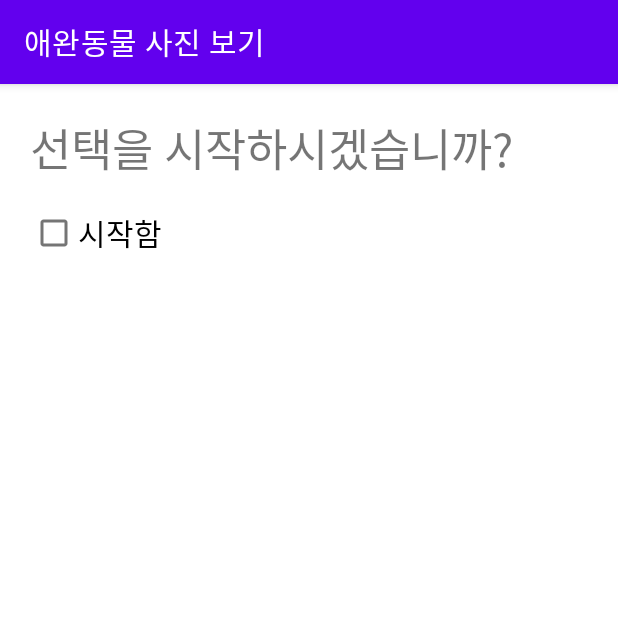
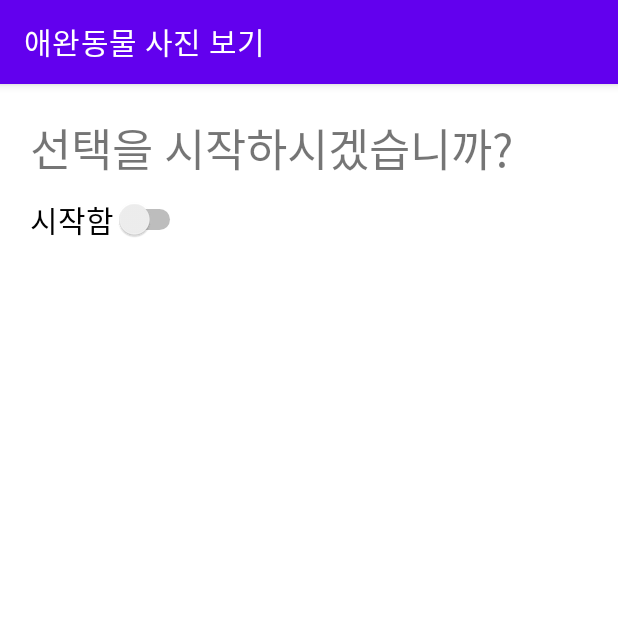
Before and after one commit to Uque1013/PetPhoto, an Android app: the screen it shows after launch (MainActivity), on a phone screen of 412 x 824 dp, the top half of it. Run offline under Robolectric (Android 15) with nearby library versions, the phone set to English and light mode, and no system bars.

```diff
--- a/app/src/main/java/kr/hs/emirim/kye/petphoto/MainActivity.kt
+++ b/app/src/main/java/kr/hs/emirim/kye/petphoto/MainActivity.kt
@@ -9,13 +9,13 @@ import android.widget.CheckBox
 import android.widget.ImageView
 import android.widget.LinearLayout
 import android.widget.RadioGroup
+import android.widget.Switch
 import android.widget.Toast
 
 class MainActivity : AppCompatActivity() {
-    lateinit var checkStart:CheckBox
+    lateinit var checkStart:Switch
     lateinit var rg:RadioGroup
     lateinit var linear:LinearLayout
-    lateinit var btnDone:Button
     lateinit var imgv:ImageView
 
     @SuppressLint("MissingInflatedId")
@@ -25,7 +25,6 @@ class MainActivity : AppCompatActivity() {
         checkStart = findViewById(R.id.check_start)
         rg = findViewById(R.id.rg)
         linear = findViewById(R.id.linear)
-        btnDone = findViewById(R.id.btn_done)
         imgv = findViewById(R.id.imgv)
         linear.visibility = View.INVISIBLE
 
@@ -38,12 +37,11 @@ class MainActivity : AppCompatActivity() {
             }
         }
 
-        btnDone.setOnClickListener {
+        rg.setOnCheckedChangeListener{ compoundButton, b->
             when(rg.checkedRadioButtonId){
                 R.id.radio_dog -> imgv.setImageResource(R.drawable.dog)
                 R.id.radio_cat -> imgv.setImageResource(R.drawable.cat)
                 R.id.radio_rabbit -> imgv.setImageResource(R.drawable.rabit)
-                else -> Toast.makeText(applicationContext, "라디오버튼이 선택되지 않았슴둥.", Toast.LENGTH_SHORT).show()
             }
         }
     }
--- a/app/src/main/res/layout/activity_main.xml
+++ b/app/src/main/res/layout/activity_main.xml
@@ -15,7 +15,7 @@
         android:textSize="@dimen/text_size_large"
         android:layout_marginBottom="@dimen/margin_small"
         />
-    <CheckBox
+    <Switch
         android:id="@+id/check_start"
         android:layout_width="wrap_content"
         android:layout_height="wrap_content"
@@ -57,12 +57,6 @@
                 android:text="@string/radio_rabbit"
                 android:textSize="@dimen/text_size_medium"/>
             </RadioGroup>
-        <Button
-            android:id="@+id/btn_done"
-            android:layout_width="wrap_content"
-            android:layout_height="wrap_content"
-            android:layout_margin="@dimen/margin_medium"
-            android:text="@string/btn_done"/>
         <ImageView
             android:id="@+id/imgv"
             android:layout_width="300dp"
```
